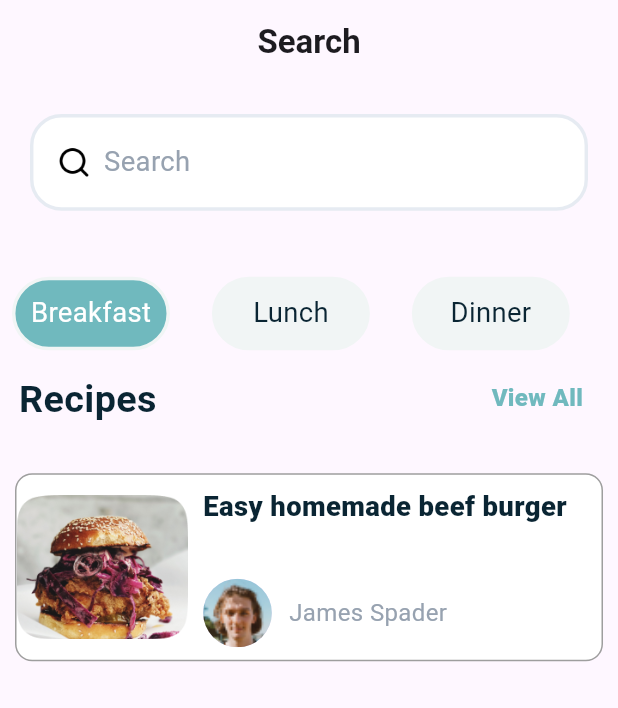
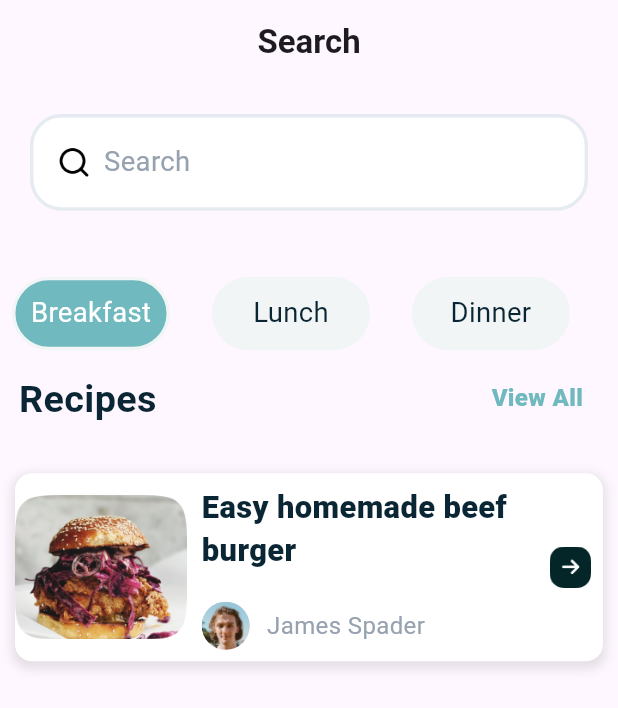
Before and after one commit to Rostomgh/dev_challenge_2, a Flutter app: the SearchScreen screen opened directly, on a phone screen of 412 x 824 dp. Shown: the top 708 px of the screen. Run offline on Flutter 3.47's test engine with Material 3 defaults, Android fonts, the phone set to English and light mode, and no system bars; our stand-ins replace bloc, flutter_bloc, flutter_screenutil, responsive_grid.

Commit message:
shadow ,finish grid

```diff
--- a/lib/core/Theme/AppAssets.dart
+++ b/lib/core/Theme/AppAssets.dart
@@ -12,5 +12,5 @@ class AppAssets {
   static const String start='assets/start.png';
   static const String buy='assets/buy.png';
   static const String choice='assets/choice.png';
-  static const String arrow =' assets/arrow.png';
+  static const String arrow ='assets/arrow.png';
 }
--- a/lib/features/Search Screen/Widget/CustomGridChoice.dart
+++ b/lib/features/Search Screen/Widget/CustomGridChoice.dart
@@ -23,9 +23,16 @@ class CustomGridChoice extends StatelessWidget {
               xs: 12,
               child: Container(
                 decoration: BoxDecoration(
-                  border: Border.all(color: AppColors.layout),
                   color: AppColors.white,
                   borderRadius: BorderRadius.circular(10.r),
+                  boxShadow: [
+                    BoxShadow(
+                      color: Colors.black.withOpacity(0.1),
+                      spreadRadius: 2,
+                      blurRadius: 5,
+                      offset: Offset(0, 3), // changes position of shadow
+                    ),
+                  ],
                 ),
                 height: 105.h,
                 width: AppSizes.wigridS,
@@ -47,17 +54,17 @@ class CustomGridChoice extends StatelessWidget {
                             descp,
                             style: TextStyle(
                               color: AppColors.textColor,
-                              fontSize: 16.sp,
+                              fontSize: 18.sp,
                               fontWeight: FontWeight.w800,
                             ),
                             maxLines: 2,
                             overflow: TextOverflow.ellipsis,
                           ),
-                          const SizedBox(height: 35.0),
+                          const SizedBox(height: 20.0),
                           Row(
                             children: [
                               CircleAvatar(
-                                radius: 20.w,
+                                radius: 14.w,
                                 backgroundImage:
                                     const AssetImage(AppAssets.profile),
                               ),
@@ -75,7 +82,10 @@ class CustomGridChoice extends StatelessWidget {
                         ],
                       ),
                     ),
-
+                    Padding(
+                      padding: const EdgeInsets.all(8.0),
+                      child: Image.asset(AppAssets.arrow, height: 24.h, width: 24.w),
+                    ),
                   ],
                 ),
               ),
```
